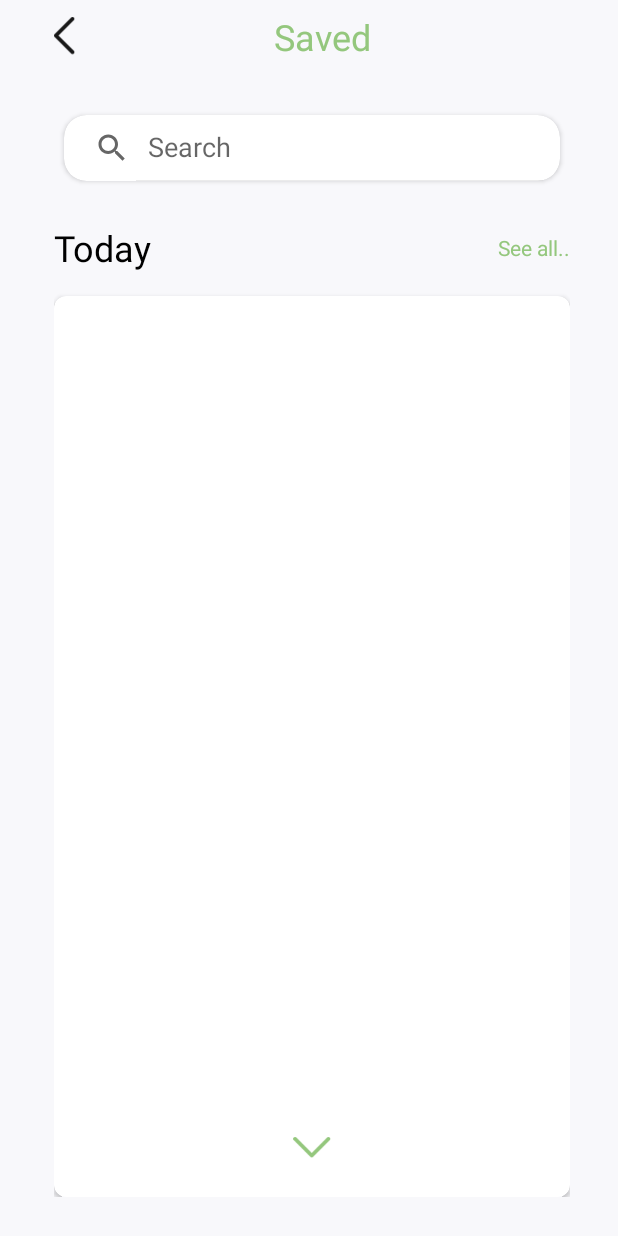
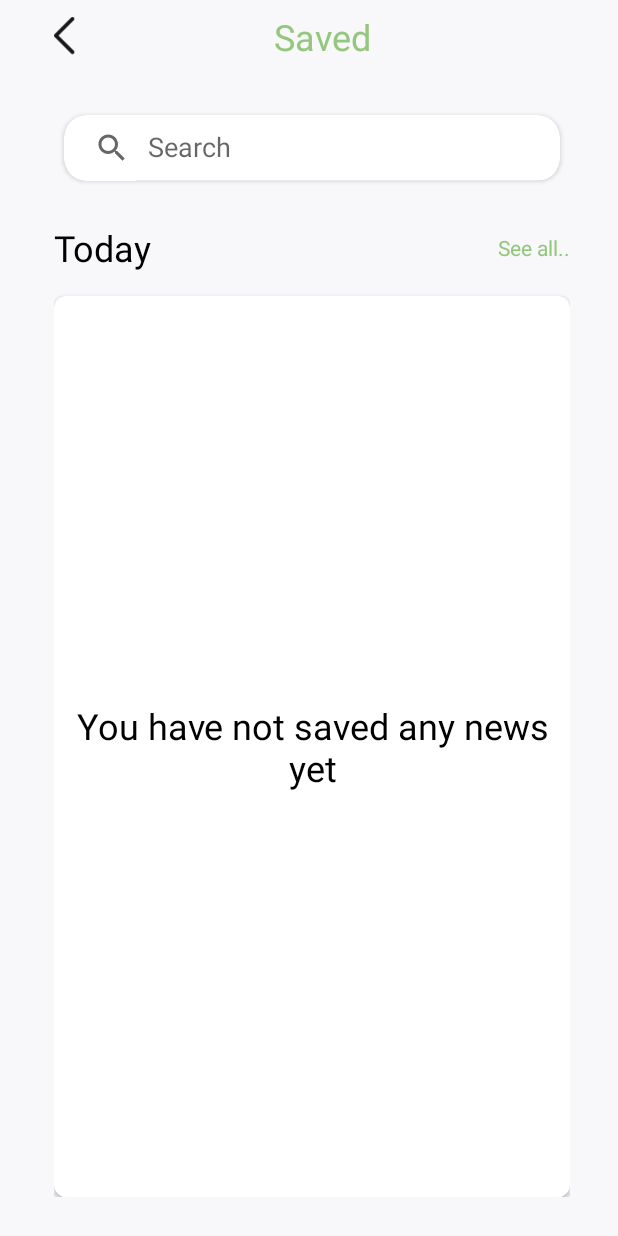
Before and after one commit to ningu2102/NewsBreeze, an Android app: the screen it shows after launch (BookmarkActivity), after a tap on an icon or button, on a phone screen of 412 x 824 dp. Run offline under Robolectric (Android 15) with nearby library versions, the phone set to English and light mode, and no system bars; our stand-ins replace Dagger/Hilt's generated code, Room's generated code; pictures from the network do not load.

Commit message:
No data layout added

```diff
--- a/app/src/main/java/com/nrk/newsbreeze/view/BookmarkActivity.kt
+++ b/app/src/main/java/com/nrk/newsbreeze/view/BookmarkActivity.kt
@@ -1,21 +1,17 @@
 package com.nrk.newsbreeze.view
 
 import android.content.Intent
-import androidx.appcompat.app.AppCompatActivity
 import android.os.Bundle
 import android.util.Log
+import android.view.View
 import androidx.activity.viewModels
+import androidx.appcompat.app.AppCompatActivity
 import androidx.appcompat.widget.SearchView
 import com.google.gson.Gson
-import com.nrk.newsbreeze.R
-import com.nrk.newsbreeze.data.model.Article
 import com.nrk.newsbreeze.data.model.LocalArticle
 import com.nrk.newsbreeze.databinding.ActivityBookmarkBinding
-import com.nrk.newsbreeze.databinding.ActivityNewsDetailBinding
-import com.nrk.newsbreeze.view.adapter.ArticlesAdapter
 import com.nrk.newsbreeze.view.adapter.BookmarkArticlesAdapter
 import com.nrk.newsbreeze.viewmodel.BookmarkViewModel
-import com.nrk.newsbreeze.viewmodel.NewsDetailViewModel
 import dagger.hilt.android.AndroidEntryPoint
 
 @AndroidEntryPoint
@@ -36,7 +32,7 @@ class BookmarkActivity : AppCompatActivity(), BookmarkArticlesAdapter.OnItemClic
     private fun setupUi() {
         binding.apply {
 
-            ivBack.setOnClickListener{
+            ivBack.setOnClickListener {
                 onBackPressed()
             }
             svQuery.setOnQueryTextListener(object : SearchView.OnQueryTextListener {
@@ -60,8 +56,19 @@ class BookmarkActivity : AppCompatActivity(), BookmarkArticlesAdapter.OnItemClic
 
     private fun setupData() {
         viewModel.getAllArticles().observe(this) {
-            articleAdapter.submitList(it)
-            articleAdapter.setList(it as MutableList<LocalArticle>)
+            binding.apply {
+                if (it.isEmpty()) {
+                    rvSavedNews.visibility = View.GONE
+                    ivDown.visibility = View.GONE
+                    txtNoData.visibility = View.VISIBLE
+                } else {
+                    rvSavedNews.visibility = View.VISIBLE
+                    ivDown.visibility = View.VISIBLE
+                    txtNoData.visibility = View.GONE
+                    articleAdapter.submitList(it)
+                    articleAdapter.setList(it as MutableList<LocalArticle>)
+                }
+            }
         }
     }
 
--- a/app/src/main/java/com/nrk/newsbreeze/view/MainActivity.kt
+++ b/app/src/main/java/com/nrk/newsbreeze/view/MainActivity.kt
@@ -89,6 +89,10 @@ class MainActivity : AppCompatActivity(), ArticlesAdapter.OnItemClickListener {
                     isLoading = false
                     it.data?.let { newsResponse ->
                         articles = newsResponse.articles
+                        binding.apply {
+                            txtNoData.visibility = View.GONE
+                            rvBreakingNews.visibility = View.VISIBLE
+                        }
                         updateListParameters()
                         articleAdapter.submitList(newsResponse.articles.toMutableList())
                         articleAdapter.setList(newsResponse.articles.toMutableList())
@@ -98,8 +102,13 @@ class MainActivity : AppCompatActivity(), ArticlesAdapter.OnItemClickListener {
                     binding.progrssBar.visibility = View.INVISIBLE
                     isLoading = true
                     it.message?.let { message ->
-                        Toast.makeText(this, message, Toast.LENGTH_SHORT).show()
-                        Log.e("TAG", "Error: $message")
+                        binding.apply {
+                            txtNoData.visibility = View.VISIBLE
+                            rvBreakingNews.visibility = View.GONE
+                            txtNoData.text = "You have no internt connection, Please turn on the data and restart the app"
+                        }
+//                        Toast.makeText(this, message, Toast.LENGTH_SHORT).show()
+//                        Log.e("TAG", "Error: $message")
                     }
                 }
                 is Resource.Loading -> {
--- a/app/src/main/res/layout/activity_bookmark.xml
+++ b/app/src/main/res/layout/activity_bookmark.xml
@@ -95,19 +95,33 @@
                 android:layout_height="match_parent"
                 android:orientation="vertical">
 
+                <TextView
+                    android:id="@+id/txtNoData"
+                    android:layout_width="match_parent"
+                    android:layout_height="match_parent"
+                    android:layout_gravity="center"
+                    android:visibility="visible"
+                    android:text="You have not saved any news yet"
+                    android:textSize="24sp"
+                    android:textColor="@color/black"
+                    android:gravity="center"/>
+
             <androidx.recyclerview.widget.RecyclerView
                 android:id="@+id/rvSavedNews"
                 android:layout_width="match_parent"
                 android:layout_height="0dp"
                 android:layout_weight="1"
+                android:visibility="gone"
                 app:layoutManager="androidx.recyclerview.widget.LinearLayoutManager"
                 tools:listitem="@layout/bookmark_article_item_preview" />
 
             <ImageView
+                android:id="@+id/ivDown"
                 android:layout_width="25dp"
                 android:layout_height="14dp"
                 android:layout_marginBottom="26dp"
                 android:layout_marginTop="32dp"
+                android:visibility="gone"
                 android:layout_gravity="center_horizontal"
                 android:src="@drawable/ic_down_arrow"/>
             </LinearLayout>
--- a/app/src/main/res/layout/activity_news_detail.xml
+++ b/app/src/main/res/layout/activity_news_detail.xml
@@ -21,7 +21,7 @@
                 android:id="@+id/ivArticleImage"
                 android:layout_width="match_parent"
                 android:layout_height="540dp"
-                android:scaleType="fitXY"
+                android:scaleType="centerCrop"
                 android:src="@drawable/placeholder" />
 
             <LinearLayout
```
Also changed, not shown: app/src/main/res/layout/activity_main.xml (+10 -0 lines).
